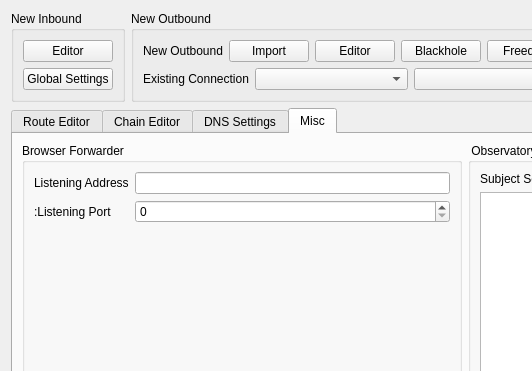
Qv2ray/Qv2ray, file src/ui/widgets/editors/w_RoutesEditor.ui: the form before one commit; both pictures show x 0 to 532 and y 0 to 371 of the 1215 by 740 pixel window.
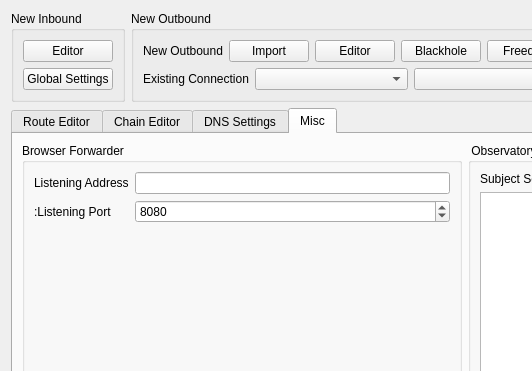
The form after the commit.

Commit message:
fix: limitation of ListenPort of browserForwarder (#1440)
to 1~65535 instead of default 0~99

What changed in the file:
```diff
--- a/src/ui/widgets/editors/w_RoutesEditor.ui
+++ b/src/ui/widgets/editors/w_RoutesEditor.ui
@@ -350,7 +350,17 @@
            </widget>
           </item>
           <item row="1" column="1">
-           <widget class="QSpinBox" name="bfListenPortTxt"/>
+           <widget class="QSpinBox" name="bfListenPortTxt">
+            <property name="minimum">
+             <number>1</number>
+            </property>
+            <property name="maximum">
+             <number>65535</number>
+            </property>
+            <property name="value">
+             <number>8080</number>
+            </property>
+           </widget>
           </item>
          </layout>
         </widget>
```
